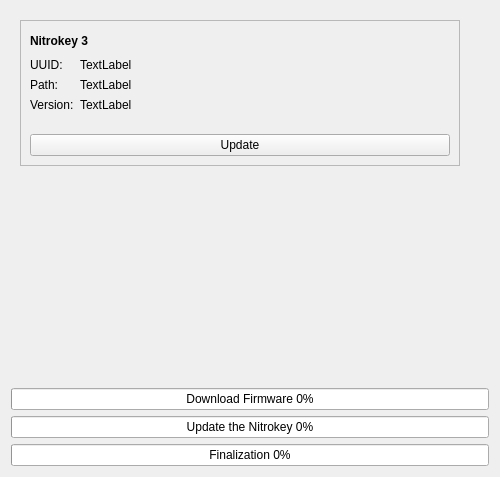
Nitrokey/nitrokey-app2, file nitrokeyapp/ui/overview_tab.ui: the form before one commit.
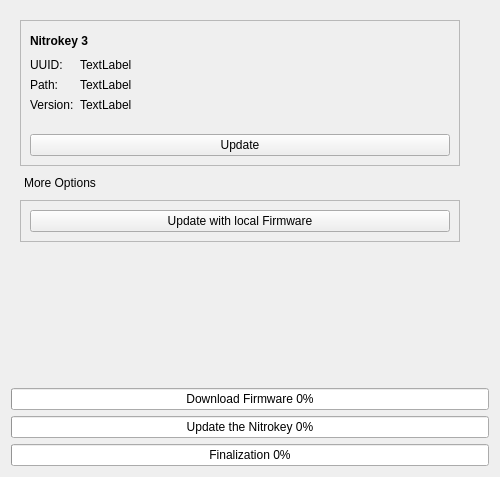
The form after the commit.

Commit message:
added update with local firmware
adjusted collapse function

adjusted update local process and presentation

	modified:   nitrokeyapp/device_data.py
	modified:   nitrokeyapp/overview_tab.py
	modified:   nitrokeyapp/qt_utils_mix_in.py
	modified:   nitrokeyapp/ui/overview_tab.ui

The edit to the form file:
```diff
--- a/nitrokeyapp/ui/overview_tab.ui
+++ b/nitrokeyapp/ui/overview_tab.ui
@@ -51,8 +51,8 @@
        <rect>
         <x>0</x>
         <y>0</y>
-        <width>492</width>
-        <height>388</height>
+        <width>482</width>
+        <height>366</height>
        </rect>
       </property>
       <property name="sizePolicy">
@@ -65,7 +65,7 @@
        <string notr="true"/>
       </property>
       <layout class="QVBoxLayout" name="verticalLayout_3">
-       <item alignment="Qt::AlignTop">
+       <item>
         <widget class="QFrame" name="Nitrokey3">
          <property name="enabled">
           <bool>true</bool>
@@ -97,7 +97,7 @@
          <property name="midLineWidth">
           <number>5</number>
          </property>
-         <layout class="QFormLayout" name="formLayout_3">
+         <layout class="QFormLayout" name="formLayout">
           <item row="0" column="0" colspan="2">
            <widget class="QLabel" name="label_nk3">
             <property name="sizePolicy">
@@ -252,6 +252,59 @@
          </layout>
         </widget>
        </item>
+       <item alignment="Qt::AlignLeft">
+        <widget class="QPushButton" name="more_options_btn">
+         <property name="text">
+          <string>More Options</string>
+         </property>
+         <property name="checkable">
+          <bool>true</bool>
+         </property>
+         <property name="checked">
+          <bool>false</bool>
+         </property>
+         <property name="flat">
+          <bool>true</bool>
+         </property>
+        </widget>
+       </item>
+       <item alignment="Qt::AlignTop">
+        <widget class="QFrame" name="more_options_frame">
+         <property name="sizePolicy">
+          <sizepolicy hsizetype="Fixed" vsizetype="Fixed">
+           <horstretch>0</horstretch>
+           <verstretch>0</verstretch>
+          </sizepolicy>
+         </property>
+         <property name="minimumSize">
+          <size>
+           <width>440</width>
+           <height>0</height>
+          </size>
+         </property>
+         <property name="frameShape">
+          <enum>QFrame::StyledPanel</enum>
+         </property>
+         <property name="frameShadow">
+          <enum>QFrame::Raised</enum>
+         </property>
+         <property name="lineWidth">
+          <number>5</number>
+         </property>
+         <property name="midLineWidth">
+          <number>5</number>
+         </property>
+         <layout class="QVBoxLayout" name="verticalLayout_2">
+          <item>
+           <widget class="QPushButton" name="update_with_file_btn">
+            <property name="text">
+             <string>Update with local Firmware</string>
+            </property>
+           </widget>
+          </item>
+         </layout>
+        </widget>
+       </item>
       </layout>
      </widget>
     </widget>
```
The commit also changes 3 other files.
